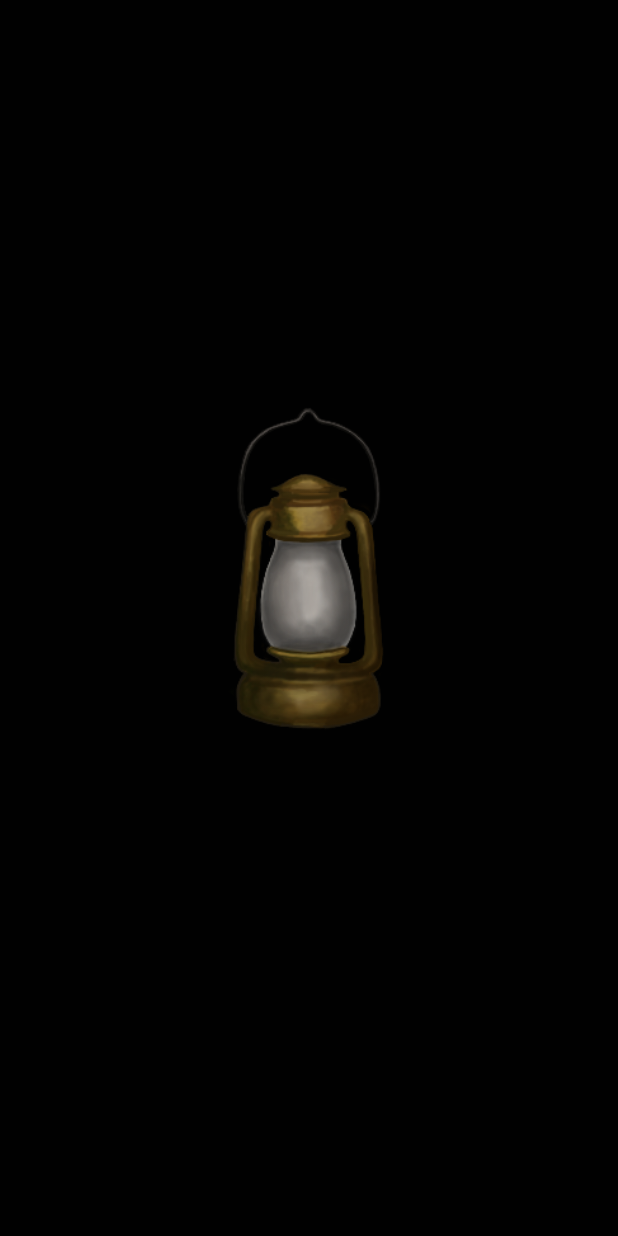
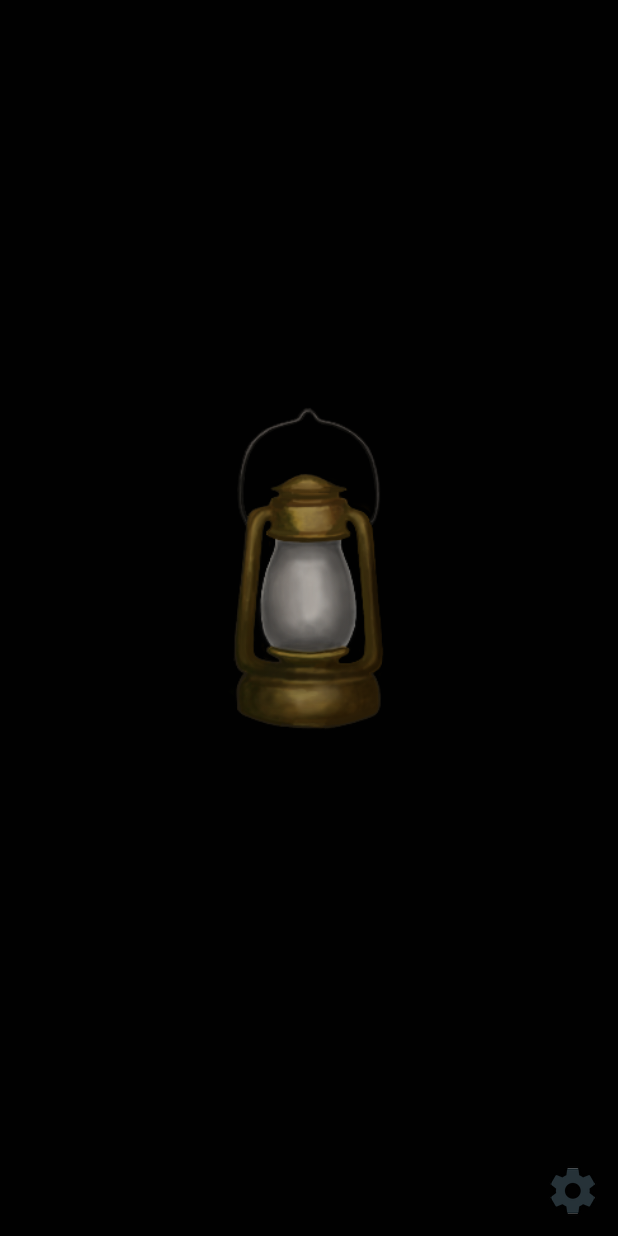
Before and after one commit to Karloid/Flashlight, an Android app: the screen it shows after launch (FlashlightActivity), on a phone screen of 412 x 824 dp. Run offline under Robolectric (Android 15) with nearby library versions, the phone set to English and light mode, and no system bars.

Commit message:
- add settings dialog

```diff
--- a/app/src/main/res/layout/flashlight.xml
+++ b/app/src/main/res/layout/flashlight.xml
@@ -1,5 +1,9 @@
 <?xml version="1.0" encoding="utf-8"?><!--HORRIBLE-->
-<LinearLayout xmlns:android="http://schemas.android.com/apk/res/android"
+<FrameLayout xmlns:android="http://schemas.android.com/apk/res/android"
+    android:layout_width="fill_parent"
+    android:layout_height="fill_parent">
+
+    <LinearLayout
         android:layout_width="fill_parent"
         android:layout_height="fill_parent"
         android:background="#ff010101"
@@ -65,3 +69,14 @@
             android:text="New Button"
             android:visibility="invisible" />
     </LinearLayout>
+
+    <ImageButton
+        android:id="@+id/settings_button"
+        android:layout_width="wrap_content"
+        android:layout_height="wrap_content"
+        android:background="@android:color/transparent"
+        android:src="@drawable/ic_settings_black_36dp"
+        android:padding="12dp"
+        android:layout_gravity="bottom|right"
+        />
+</FrameLayout>
--- /dev/null
+++ b/app/src/main/res/values/colors.xml
@@ -0,0 +1,6 @@
+<?xml version="1.0" encoding="utf-8"?>
+<resources>
+    <color name="text_secondary">#6a6a6a</color>
+    <color name="text_primary">#000000</color>
+    <color name="white">#ffffff</color>
+</resources>
--- a/app/src/main/res/values/strings.xml
+++ b/app/src/main/res/values/strings.xml
@@ -4,4 +4,6 @@
     <string name="no_flash">The lantern is very disappointed! You have no flash on your device :(</string>
     <string name="widget_label">Old Lantern toggle</string>
     <string name="failed_connect_to_camera">Failed to connect to camera :(</string>
+    <string name="turbo_mode_label">Instant turn on mode</string>
+    <string name="turbo_mode_description">If the flashlight stops working, turn off this mode.</string>
 </resources>
```
Also changed, not shown: app/src/main/java/com/krld/flashlight/FlashlightActivity.java (+17 -1 lines), app/src/main/res/layout/settings_d.xml (added, +34 -0 lines), app/src/main/res/drawable-hdpi/ic_settings_black_36dp.png (added), app/src/main/res/drawable-mdpi/ic_settings_black_36dp.png (added), app/src/main/res/drawable-xhdpi/ic_settings_black_36dp.png (added), app/src/main/res/drawable-xxhdpi/ic_settings_black_36dp.png (added), app/src/main/res/drawable-xxxhdpi/ic_settings_black_36dp.png (added). Lines whose indentation alone changed are shown as unchanged.
